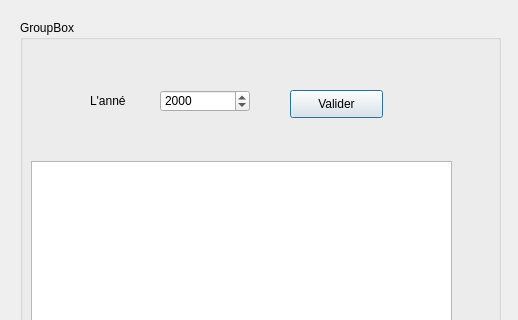
The window that Mouadhromdhane/recherche3.ui (ZghalYoussef97/Sixpack-) describes before a commit, drawn with Qt 5; both pictures show x 0 to 518 and y 0 to 320 of the 518 by 583 pixel window.
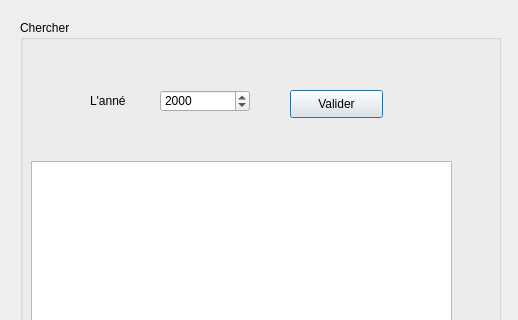
The same window after the commit.

Diff of the .ui file:
```diff
--- a/Mouadhromdhane/recherche3.ui
+++ b/Mouadhromdhane/recherche3.ui
@@ -23,7 +23,7 @@
     </rect>
    </property>
    <property name="title">
-    <string>GroupBox</string>
+    <string>Chercher</string>
    </property>
    <widget class="QLabel" name="label">
     <property name="geometry">
```
